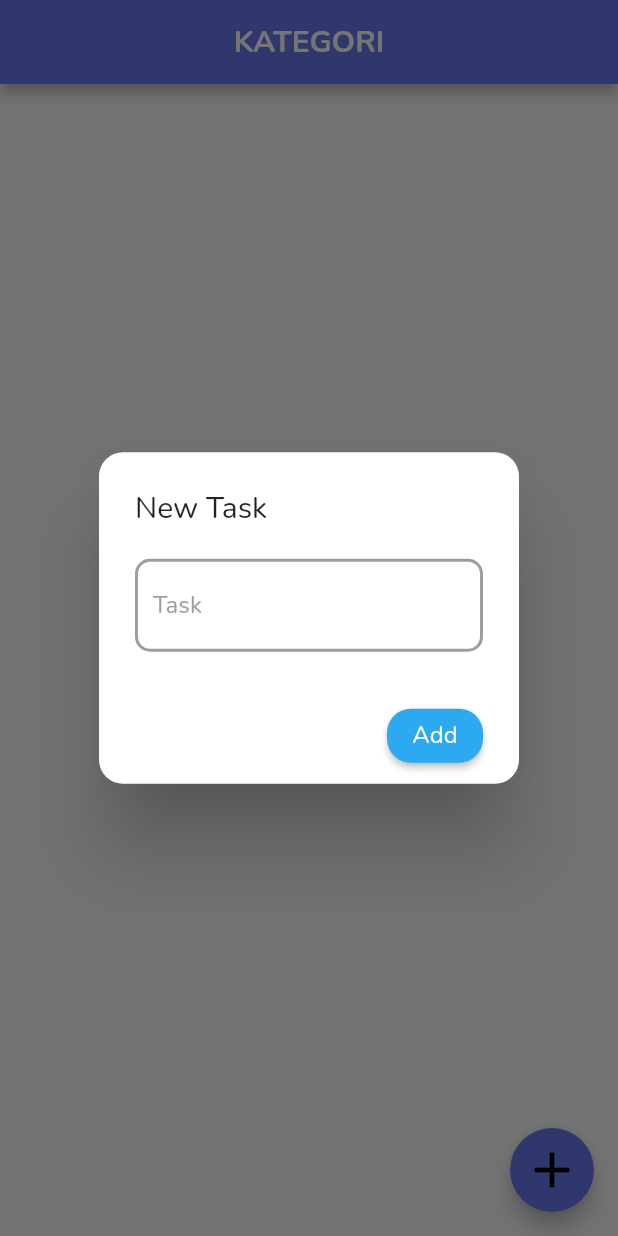
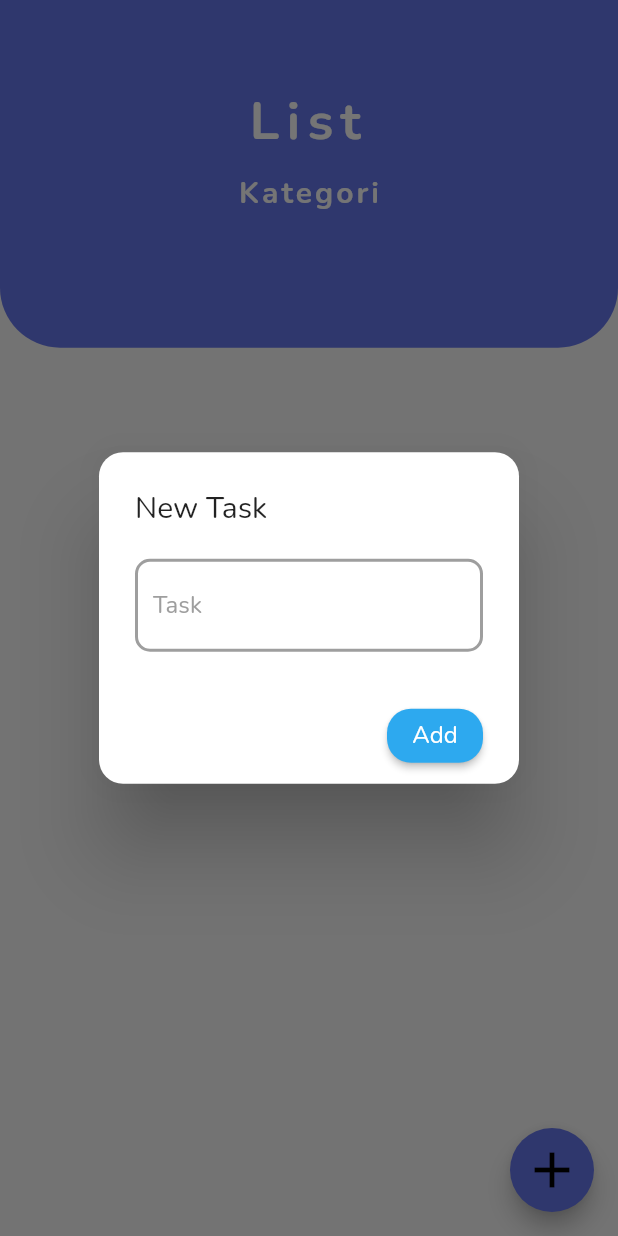
Before and after one commit to ghaan1/laravel-flutter-stisla, a Flutter app: the MainKategori screen opened by its route, after a tap on the "add" icon, on a phone screen of 412 x 824 dp. Run offline on Flutter 3.47's test engine with Material 2 defaults, Android fonts, the light colour scheme and no system bars; our stand-ins replace form_field_validator, shared_preferences; accounts and stored records are empty; network calls fail.

Commit message:
update UI : kategori

```diff
--- a/lib/api/crud_helper.dart
+++ b/lib/api/crud_helper.dart
@@ -7,11 +7,11 @@
 import 'package:stislaflutter/models/category_models.dart';
 
 class CrudHelper {
-  final String _baseUrl = 'http://192.168.1.127:8000/api/';
+  final String _baseUrl = 'http://192.168.1.5:8000/api/';
   final String token = '';
 
   static Future<List<dynamic>> getCategories(String page) async {
-    final String _baseUrl = 'http://192.168.1.127:8000/api/';
+    final String _baseUrl = 'http://192.168.1.5:8000/api/';
     var url = Uri.parse(_baseUrl + 'category?page=$page');
 
     List<Category> categories = [];
--- a/lib/api/http_helper.dart
+++ b/lib/api/http_helper.dart
@@ -8,7 +8,7 @@
 
 
 class HttpHelper{
-  final String _baseUrl = 'http://192.168.1.127:8000/api/';
+  final String _baseUrl = 'http://192.168.1.5:8000/api/';
   final String token ='';
 
 
--- a/lib/screen/homePage/kategori/mainKategori.dart
+++ b/lib/screen/homePage/kategori/mainKategori.dart
@@ -5,6 +5,9 @@
 import 'package:stislaflutter/screen/homePage/kategori/CRUD/edit_kategori.dart';
 import 'package:stislaflutter/screen/homePage/kategori/CRUD/delete_kategori.dart';
 import 'package:stislaflutter/screen/homePage/kategori/CRUD/tambah_kategori.dart';
+import 'package:stislaflutter/screen/homePage/kategori/widget/widget_banner_kategori.dart';
+
+import '../home/widget/widget_banner.dart';
 
 class MainKategori extends StatefulWidget {
   const MainKategori({
@@ -79,19 +82,7 @@
   @override
   Widget build(BuildContext context) {
     return Scaffold(
-      appBar: AppBar(
-        title: const Center(
-          child: Text(
-            'KATEGORI',
-            style: TextStyle(
-              fontFamily: 'Nunito',
-              fontWeight: FontWeight.bold,
-            ),
-          ),
-        ),
-        backgroundColor: const Color(0xFF6777EE),
-        automaticallyImplyLeading: false,
-      ),
+
       floatingActionButton: FloatingActionButton(
         backgroundColor: const Color(0xFF6777EE),
         onPressed: () {
@@ -108,12 +99,15 @@
         ),
       ),
       body: <Widget>[
-        ListView.builder(
+        Column(
+          children: [
+            Expanded(flex: 1, child: WidgetBannerKategori()),
+            Expanded(
+              flex: 2,
+              child: ListView.builder(
                   controller: scrollController,
                   physics: const AlwaysScrollableScrollPhysics(),
-            padding: const EdgeInsets.symmetric(
-              horizontal: 16.0,
-              vertical: 25.0,
+                  padding: const EdgeInsets.all(10
                   ),
                   itemCount: categories.length,
                   itemBuilder: (context, index) {
@@ -155,13 +149,15 @@
                           showDialog(
                               context: context,
                               builder: (context) {
-                          return EditKategori(category: categories[index]);
+                                return EditKategori(
+                                    category: categories[index]);
                               });
                         } else {
                           showDialog(
                               context: context,
                               builder: (context) {
-                          return DeleteCategori(category: categories[index]);
+                                return DeleteCategori(
+                                    category: categories[index]);
                               });
                         }
                       },
@@ -177,13 +173,17 @@
                           title: Text(
                             categories[index].name,
                             style: const TextStyle(
-                          fontFamily: 'Nunito', fontWeight: FontWeight.bold),
+                                fontFamily: 'Nunito',
+                                fontWeight: FontWeight.bold),
                             textAlign: TextAlign.center,
                           ),
                         ),
                       ),
                     );
                   }),
+            ),
+          ],
+        ),
       ][currentPageIndex],
     );
   }
--- /dev/null
+++ b/lib/screen/homePage/kategori/widget/widget_banner_kategori.dart
@@ -0,0 +1,73 @@
+import 'package:flutter/material.dart';
+import 'package:shared_preferences/shared_preferences.dart';
+
+class WidgetBannerKategori extends StatefulWidget {
+  const WidgetBannerKategori({Key? key}) : super(key: key);
+
+  @override
+  _WidgetBannerKategoriState createState() => _WidgetBannerKategoriState();
+}
+
+class _WidgetBannerKategoriState extends State<WidgetBannerKategori> {
+  String name = '';
+  getPref() async {
+    SharedPreferences pref = await SharedPreferences.getInstance();
+    setState(() {
+      const key = 'token';
+      const key1 = 'name';
+      final value1 = pref.get(key1);
+      name = '$value1';
+    });
+  }
+
+  @override
+  void initState() {
+    getPref();
+    super.initState();
+  }
+
+  @override
+  Widget build(BuildContext context) {
+    return Stack(
+      children: [
+        ClipRRect(
+          borderRadius: const BorderRadius.only(
+            bottomLeft: Radius.circular(40),
+            bottomRight: Radius.circular(40),
+          ),
+          child: Image.asset("assets/images/bg-ungu.jpeg"),
+        ),
+        SizedBox(
+          height: 200,
+          width: double.infinity,
+          child: Column(
+            mainAxisAlignment: MainAxisAlignment.center,
+            children: [
+              const Text(
+                "List",
+                textAlign: TextAlign.center,
+                style: TextStyle(
+                  letterSpacing: 5,
+                  color: Colors.white,
+                  fontWeight: FontWeight.bold,
+                  fontSize: 35,
+                ),
+              ),
+              const SizedBox(height: 10),
+              Text(
+                'Kategori',
+                style: const TextStyle(
+                  letterSpacing: 2,
+                  color: Colors.white,
+                  fontWeight: FontWeight.bold,
+                  fontFamily: 'Nunito',
+                  fontSize: 20,
+                ),
+              ),
+            ],
+          ),
+        ),
+      ],
+    );
+  }
+}
```
Lines whose indentation alone changed are shown as unchanged.
